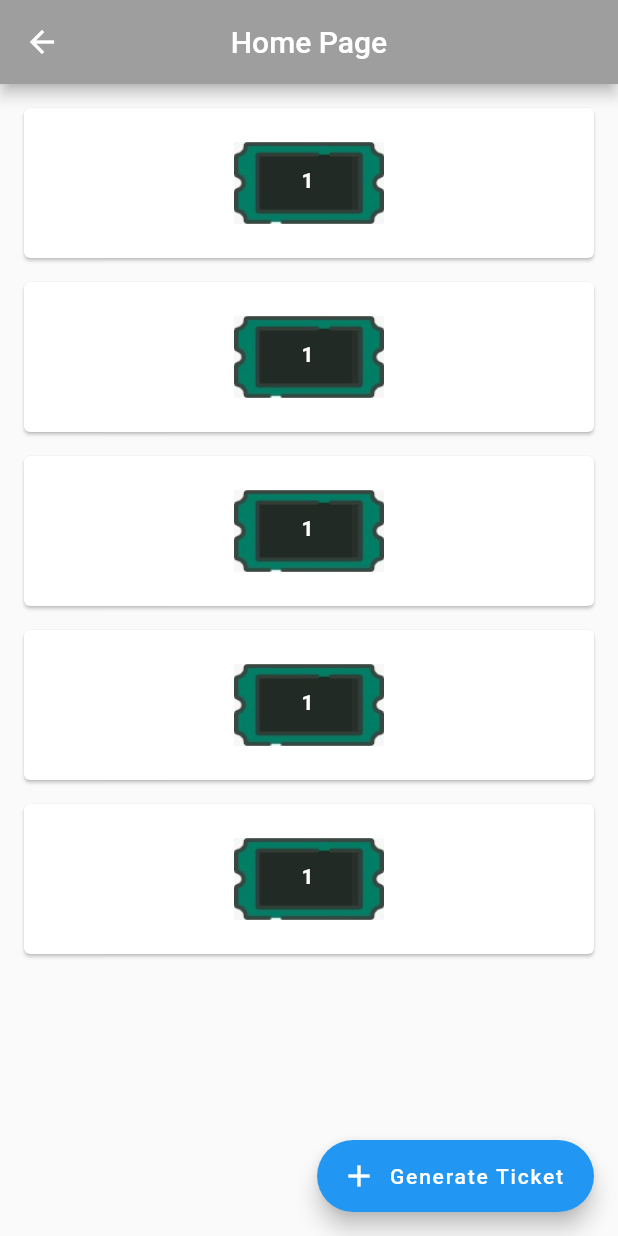
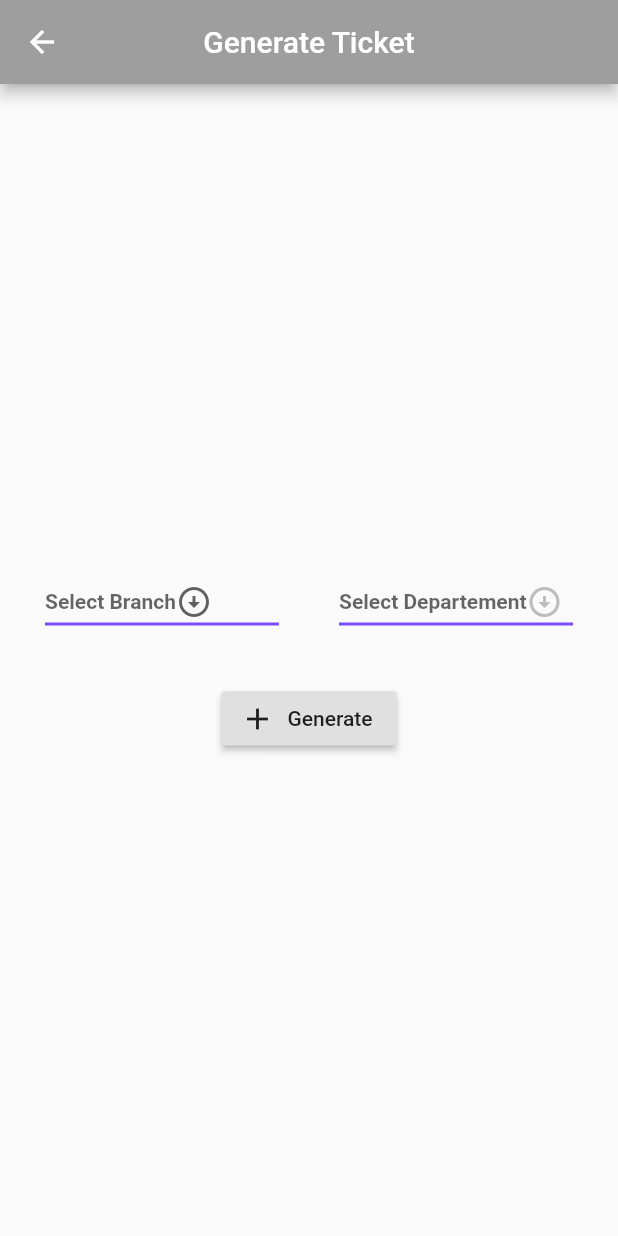
Before and after one commit to Emad-Sayed/BelDoor_TestDemo_Flutter, a Flutter app: the Home screen opened by its route, after a tap on "Generate Ticket", on a phone screen of 412 x 824 dp. Run offline on Flutter 3.47's test engine with Material 2 defaults, Android fonts, the phone set to English and light mode, and no system bars; our stand-ins replace flutter_spinkit.

Commit message:
generate v1

```diff
--- a/lib/main.dart
+++ b/lib/main.dart
@@ -2,6 +2,7 @@ import 'package:flutter/material.dart';
 import 'package:beldoor/pages/login.dart';
 import 'package:beldoor/pages/loading.dart';
 import 'package:beldoor/pages/home.dart';
+import 'package:beldoor/pages/generate.dart';
 
 void main() {
   runApp(MyApp());
@@ -17,6 +18,7 @@ class MyApp extends StatelessWidget {
         '/':(context)=>Login(),
         '/loading':(context)=>Loading(),
         '/home':(context)=>Home(),
+        '/generate':(context)=>Generate(),
       },
     );
   }
--- /dev/null
+++ b/lib/pages/generate.dart
@@ -0,0 +1,101 @@
+import 'package:flutter/material.dart';
+
+class Generate extends StatefulWidget {
+  @override
+  _GenerateState createState() => _GenerateState();
+}
+
+class _GenerateState extends State<Generate> {
+  String selectedBranch = "Select Branch";
+  String selectedDepartement = "Select Departement";
+  List<String> branches = ['B1', 'B2', 'B3', 'B4'];
+  List<String> departements = [];
+
+  getDepartements(String branchName) {
+    setState(() {
+      selectedBranch = branchName;
+      departements = ['D1', 'D2', 'D3', 'D4'];
+    });
+  }
+
+  @override
+  Widget build(BuildContext context) {
+    return Scaffold(
+      appBar: AppBar(
+        title: Text("Generate Ticket"),
+        centerTitle: true,
+        backgroundColor: Colors.grey,
+      ),
+      body: Column(
+          mainAxisAlignment: MainAxisAlignment.center,
+          children: <Widget>[
+            Row(
+                mainAxisAlignment: MainAxisAlignment.center,
+                children: <Widget>[
+                  SizedBox(width: 30),
+              Expanded(
+                child: DropdownButton(
+                  icon: Icon(Icons.arrow_circle_down),
+                  style: TextStyle(color: Colors.deepPurple),
+                  underline: Container(
+                    height: 2,
+                    color: Colors.deepPurpleAccent,
+                  ),
+                  hint: Text(
+                    selectedBranch,
+                    style: TextStyle(
+                      fontWeight: FontWeight.bold,
+                    ),
+                  ),
+                  onChanged: (String val) => getDepartements(val),
+                  items: branches.map<DropdownMenuItem<String>>((String value) {
+                    return DropdownMenuItem<String>(
+                      value: value,
+                      child: Text(value),
+                    );
+                  }).toList(),
+                ),
+              ),
+              SizedBox(width: 40),
+              Expanded(child:DropdownButton(
+                icon: Icon(Icons.arrow_circle_down),
+                style: TextStyle(color: Colors.deepPurple),
+                underline: Container(
+                  height: 2,
+                  color: Colors.deepPurpleAccent,
+                ),
+                hint: Text(
+                  selectedDepartement,
+                  style: TextStyle(
+                    fontWeight: FontWeight.bold,
+                  ),
+                ),
+                onChanged: (String val) {
+                  setState(() {
+                    selectedDepartement = val;
+                  });
+                },
+                items:
+                    departements.map<DropdownMenuItem<String>>((String value) {
+                  return DropdownMenuItem<String>(
+                    value: value,
+                    child: Text(value),
+                  );
+                }).toList(),
+              )),
+                  SizedBox(width: 30),
+                ]),
+            SizedBox(height: 30),
+            Row(
+              mainAxisAlignment: MainAxisAlignment.center,
+              children: <Widget>[
+                RaisedButton.icon(
+                    onPressed: () {},
+                    icon: Icon(Icons.add),
+                    label: Text("Generate"))
+              ],
+            ),
+          ]),
+    );
+  }
+}
--- a/lib/pages/home.dart
+++ b/lib/pages/home.dart
@@ -33,7 +33,7 @@ class _HomeState extends State<Home> {
       ),
       body: ListView(children : tickets.map((ticket) => TicketCard(ticket: ticket)).toList()),
       floatingActionButton: FloatingActionButton.extended(
-        onPressed: (){},
+        onPressed: ()=>Navigator.pushNamed(context,'/generate'),
         icon: Icon(Icons.add),
         label: Text("Generate Ticket" , style: TextStyle(),),
       ),
--- a/lib/pages/login.dart
+++ b/lib/pages/login.dart
@@ -97,13 +97,12 @@ class _LoginState extends State<Login> {
                         ),
                         SizedBox(height: 20),
                         Center(
-                          child: !isLoading ? FlatButton(
+                          child: !isLoading ? RaisedButton(
                                   onPressed: () {if (formKey.currentState.validate()) {login();}},
                                   child: Text(
                                     "Login",
                                     style: TextStyle(
                                       color: Colors.black,
-                                      backgroundColor: Colors.yellow[300],
                                       fontWeight: FontWeight.bold,
                                       fontSize: 25,
                                     ),
```
